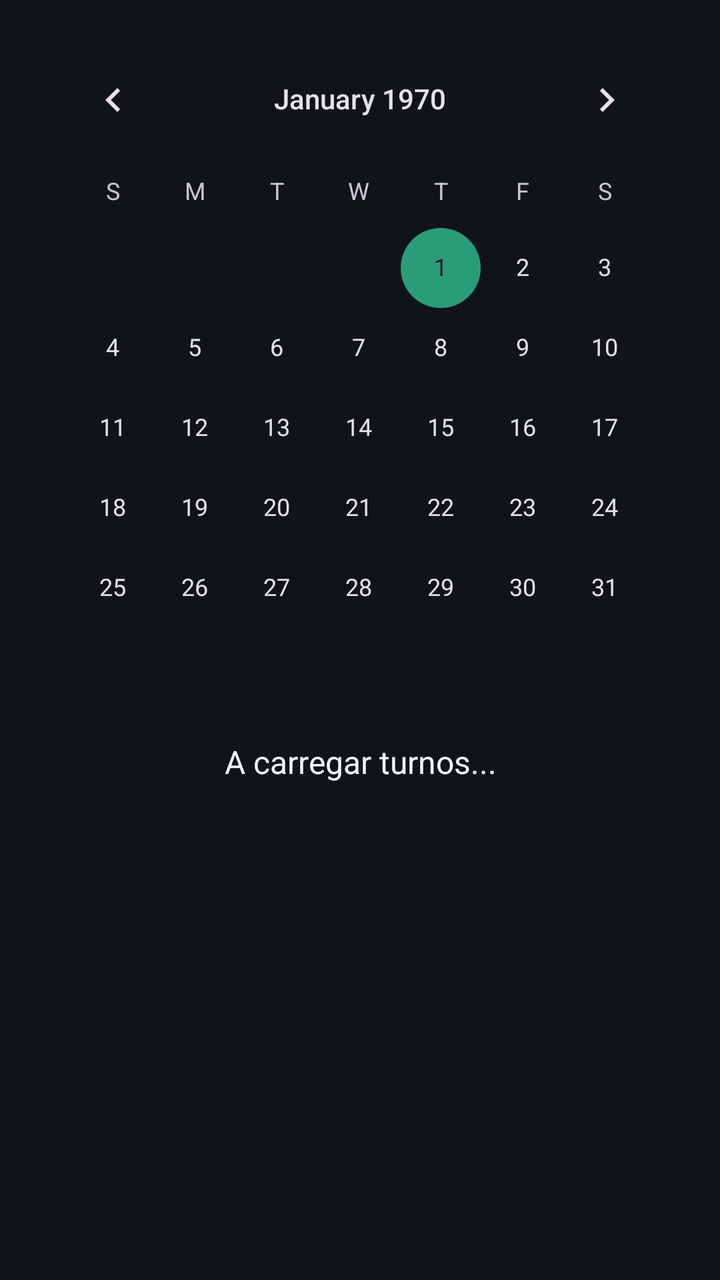
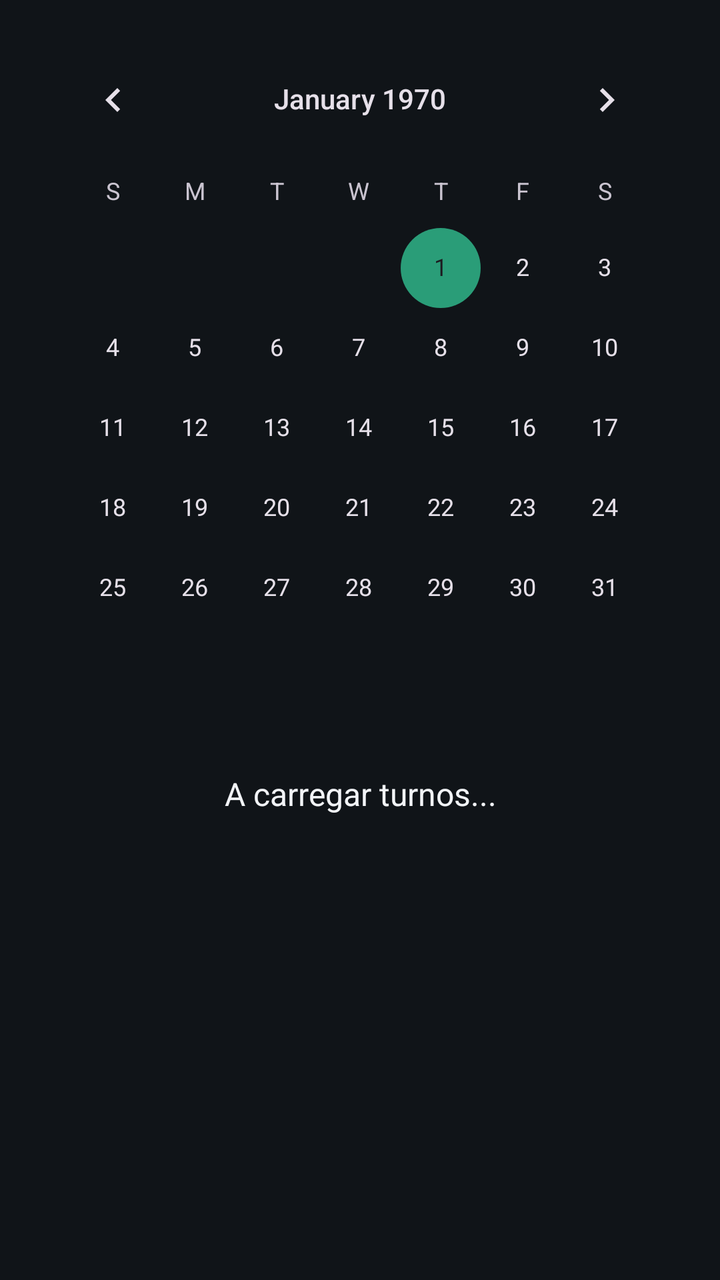

Compare the two renders of this Android layout. The source of the first and the diff that turns it into the second are given below.
<!-- AndroidManifest.xml: application theme Theme.PrimeiraApp -->
<!-- res/layout/activity_schedule_page.xml -->
<?xml version="1.0" encoding="utf-8"?>
<LinearLayout xmlns:android="http://schemas.android.com/apk/res/android"
    xmlns:tools="http://schemas.android.com/tools"
    android:id="@+id/main"
    android:layout_width="match_parent"
    android:layout_height="match_parent"
    android:background="@color/background"
    android:gravity="center_horizontal"
    android:orientation="vertical"
    android:padding="16dp"
    tools:context=".SchedulePage">

    <CalendarView
        android:id="@+id/scheduleCalendar"
        android:layout_width="wrap_content"
        android:layout_height="wrap_content" />

    <TextView
        android:id="@+id/shiftResults"
        android:layout_width="match_parent"
        android:layout_height="wrap_content"
        android:layout_marginTop="16dp"
        android:gravity="center"
        android:text="A carregar turnos..."
        android:textColor="@color/text_primary"
        android:textSize="16sp" />

</LinearLayout>
<!-- resources referenced by this layout -->
<resources>
  <color name="background">#101418</color>
  <color name="text_primary">#F2F4F7</color>
  <style name="Theme.PrimeiraApp" parent="Base.Theme.PrimeiraApp" />
  <style name="Base.Theme.PrimeiraApp" parent="Theme.Material3.Dark.NoActionBar">
          <item name="colorPrimary">@color/primary</item>
          <item name="colorOnPrimary">@color/on_primary</item>
          <item name="colorPrimaryContainer">@color/primary_container</item>
          <item name="colorSecondary">@color/secondary</item>
          <item name="colorOnSecondary">@color/on_secondary</item>
          <item name="colorSurface">@color/surface</item>
          <item name="colorSurfaceVariant">@color/card_stroke</item>
          <item name="colorError">@color/error</item>
          <item name="android:statusBarColor">@color/background</item>
          <item name="android:navigationBarColor">@color/background</item>
          <item name="android:windowLightStatusBar">false</item>
          <item name="android:windowBackground">@color/background</item>
      </style>
  <color name="primary">#F5C518</color>
  <color name="on_primary">#17130A</color>
  <color name="primary_container">#3B3210</color>
  <color name="secondary">#2A9D78</color>
  <color name="on_secondary">#071A14</color>
  <color name="surface">#1A2027</color>
  <color name="card_stroke">#34404C</color>
  <color name="error">#FF6B6B</color>
</resources>

<!-- the commit's change to res/layout/activity_schedule_page.xml (unified diff, before → after) -->
@@ -1,4 +1,5 @@
 <?xml version="1.0" encoding="utf-8"?>
+
 <LinearLayout xmlns:android="http://schemas.android.com/apk/res/android"
     xmlns:tools="http://schemas.android.com/tools"
     android:id="@+id/main"
@@ -15,8 +16,15 @@
         android:layout_width="wrap_content"
         android:layout_height="wrap_content" />
 
+    <LinearLayout
+        android:id="@+id/shiftListContainer"
+        android:layout_width="match_parent"
+        android:layout_height="wrap_content"
+        android:layout_marginTop="16dp"
+        android:orientation="vertical" />
+
     <TextView
-        android:id="@+id/shiftResults"
+        android:id="@+id/emptyState"
         android:layout_width="match_parent"
         android:layout_height="wrap_content"
         android:layout_marginTop="16dp"
